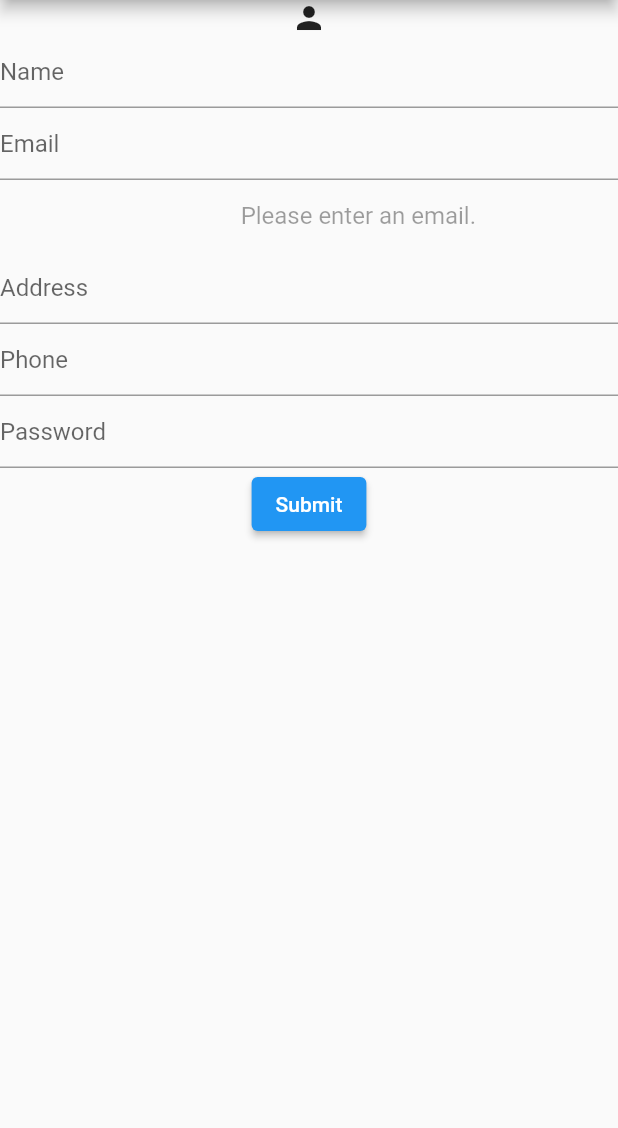
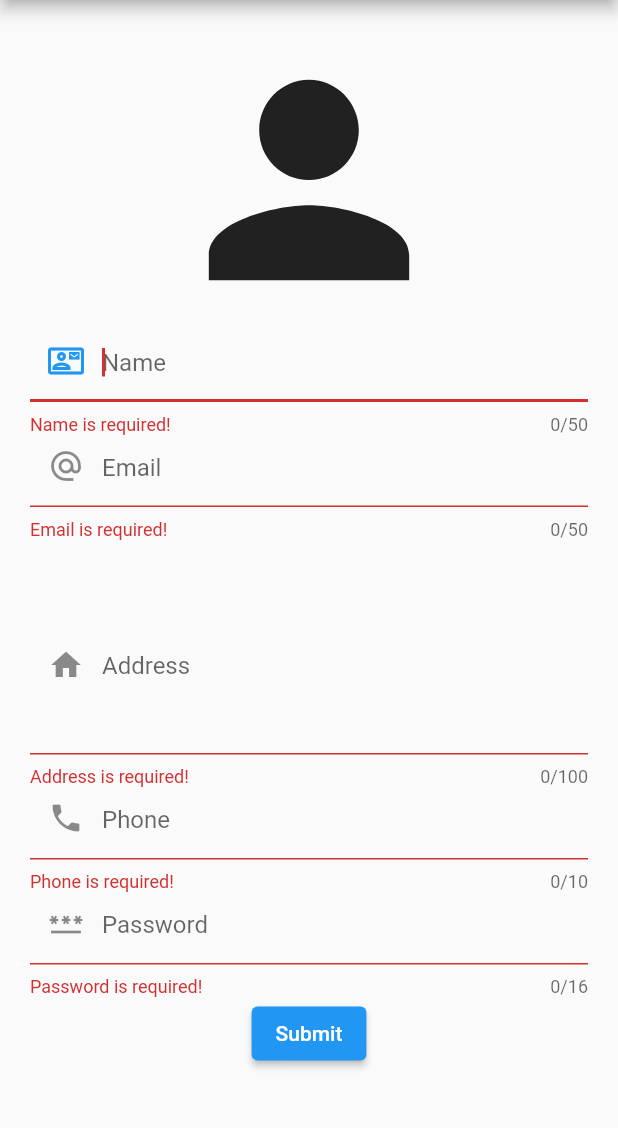
Before and after one commit to PoornaSenadheera100/Flutter-Fundamentals, a Flutter app: the FlutterFormsScreen screen opened directly, after a tap on "Submit", on a phone screen of 412 x 824 dp, the part 84-1212 px from its top. Run offline on Flutter 3.47's test engine with Material 2 defaults, Android fonts, the phone set to English and light mode, and no system bars.

Commit message:
Implemented flutter forms

```diff
--- /dev/null
+++ b/lib/models/FormUser.dart
@@ -0,0 +1,9 @@
+class FormUser{
+  String name ;
+  String email;
+  String address;
+  String phone ;
+  String password;
+
+  FormUser(this.name, this.email, this.address, this.phone, this.password);
+}
--- a/lib/screens/flutter_forms_screen1.dart
+++ b/lib/screens/flutter_forms_screen1.dart
@@ -1,4 +1,6 @@
 import 'package:flutter/material.dart';
+import 'package:flutter_fundamentals/models/FormUser.dart';
+import 'package:flutter_fundamentals/screens/flutter_forms_screen2.dart';
 
 class FlutterFormsScreen extends StatefulWidget {
   const FlutterFormsScreen({super.key});
@@ -13,12 +15,48 @@ class _FlutterFormsScreenState extends State<FlutterFormsScreen> {
   String _phone = '';
   String _password = '';
 
-  GlobalKey _formKey = GlobalKey();
-  TextEditingController _emailController = TextEditingController();
+  final GlobalKey<FormState> _formKey = GlobalKey<FormState>();
+  final TextEditingController _emailController = TextEditingController();
 
-  String? _validateName(String text){
-    if(text == ''){
+  String? _validateName(String text) {
+    if (text == '') {
       return "Name is required!";
+    }
+    return null;
+  }
+
+  String? _validateEmail(String text) {
+    if (text == '') {
+      return "Email is required!";
+    } else if (!text.contains("@")) {
+      return "Email must have '@' sign";
+    }
+    return null;
+  }
+
+  String? _validateAddress(String text) {
+    if (text == '') {
+      return "Address is required!";
+    }
+    return null;
+  }
+
+  String? _validatePhone(String text) {
+    if (text == '') {
+      return "Phone is required!";
+    } else if (!text.startsWith("0")) {
+      return "Phone number should start with 0";
+    } else if (text.length < 10) {
+      return "Invalid phone number!";
+    }
+    return null;
+  }
+
+  String? _validatePassword(String text) {
+    if (text == '') {
+      return "Password is required!";
+    } else if (text.length < 8) {
+      return "Password should have at least 8 characters";
     }
     return null;
   }
@@ -27,43 +65,128 @@ class _FlutterFormsScreenState extends State<FlutterFormsScreen> {
   Widget build(BuildContext context) {
     return Scaffold(
       appBar: AppBar(
-        title: Text("Flutter Forms App"),
+        title: const Text("Flutter Forms App"),
       ),
-      body: Form(
+      body: SingleChildScrollView(
+        child: Form(
           key: _formKey,
+          child: Padding(
+            padding: const EdgeInsets.all(20.0),
             child: Column(
               children: [
-            Icon(Icons.person),
+                const Icon(
+                  Icons.person,
+                  size: 200.0,
+                ),
                 TextFormField(
-              validator: (text){
+                  textCapitalization: TextCapitalization.words,
+                  autofocus: true,
+                  cursorColor: Colors.red,
+                  maxLength: 50,
+                  onSaved: (text) {
+                    _name = text!;
+                  },
+                  validator: (text) {
                     return _validateName(text!);
                   },
-              decoration: InputDecoration(hintText: "Name"),
+                  decoration: const InputDecoration(
+                    hintText: "Name",
+                    prefixIcon: Padding(
+                      padding: EdgeInsets.only(bottom: 7.0),
+                      child: Icon(Icons.contact_mail_outlined),
+                    ),
+                  ),
                 ),
                 TextFormField(
+                  maxLength: 50,
+                  keyboardType: TextInputType.emailAddress,
                   controller: _emailController,
-              decoration: InputDecoration(hintText: "Email"),
+                  validator: (text) {
+                    return _validateEmail(text!);
+                  },
+                  decoration: const InputDecoration(
+                    hintText: "Email",
+                    prefixIcon: Padding(
+                      padding: EdgeInsets.only(bottom: 7.0),
+                      child: Icon(Icons.alternate_email),
+                    ),
+                  ),
                 ),
                 TextField(
+                  style: const TextStyle(color: Colors.green),
                   enabled: false,
+                  maxLines: 2,
                   controller: _emailController,
-              decoration: InputDecoration(
+                  decoration: const InputDecoration(
                       prefixText: "Your username will be ",
-                  hintText: "Please enter an email.", border: InputBorder.none),
+                      border: InputBorder.none),
                 ),
                 TextFormField(
-              decoration: InputDecoration(hintText: "Address"),
+                  maxLines: 3,
+                  maxLength: 100,
+                  onSaved: (text) {
+                    _address = text!;
+                  },
+                  validator: (text) {
+                    return _validateAddress(text!);
+                  },
+                  decoration: const InputDecoration(
+                    hintText: "Address",
+                    prefixIcon: Padding(
+                      padding: EdgeInsets.only(bottom: 38.0),
+                      child: Icon(Icons.home),
+                    ),
+                  ),
                 ),
                 TextFormField(
-              decoration: InputDecoration(hintText: "Phone"),
+                  maxLength: 10,
+                  keyboardType: TextInputType.phone,
+                  onSaved: (text) {
+                    _phone = text!;
+                  },
+                  validator: (text) {
+                    return _validatePhone(text!);
+                  },
+                  decoration: const InputDecoration(
+                    hintText: "Phone",
+                    prefixIcon: Padding(
+                      padding: EdgeInsets.only(bottom: 7.0),
+                      child: Icon(Icons.phone),
+                    ),
+                  ),
                 ),
                 TextFormField(
-              decoration: InputDecoration(hintText: "Password"),
+                  maxLength: 16,
+                  obscureText: true,
+                  onSaved: (text) {
+                    _password = text!;
+                  },
+                  validator: (text) {
+                    return _validatePassword(text!);
+                  },
+                  decoration: const InputDecoration(
+                    hintText: "Password",
+                    prefixIcon: Padding(
+                      padding: EdgeInsets.only(bottom: 7.0),
+                      child: Icon(Icons.password),
                     ),
-            ElevatedButton(onPressed: () {
-
-            }, child: Text("Submit")),
+                  ),
+                ),
+                ElevatedButton(
+                    onPressed: () {
+                      if (_formKey.currentState!.validate()) {
+                        _formKey.currentState?.save();
+                        FormUser user = FormUser(_name, _emailController.text,
+                            _address, _phone, _password);
+                        Navigator.of(context).push(MaterialPageRoute(
+                            builder: (BuildContext context) =>
+                                FlutterFormsScreen2(user)));
+                      }
+                    },
+                    child: const Text("Submit")),
               ],
+            ),
+          ),
         ),
       ),
     );
--- /dev/null
+++ b/lib/screens/flutter_forms_screen2.dart
@@ -0,0 +1,27 @@
+import 'package:flutter/material.dart';
+import 'package:flutter_fundamentals/models/FormUser.dart';
+
+class FlutterFormsScreen2 extends StatelessWidget {
+  final FormUser _user;
+
+  const FlutterFormsScreen2(this._user, {super.key});
+
+  @override
+  Widget build(BuildContext context) {
+    return Scaffold(
+      appBar: AppBar(
+        title: const Text("Flutter Forms App"),
+      ),
+      body: Center(
+        child: Column(
+
+          mainAxisAlignment: MainAxisAlignment.spaceAround,
+          children: [
+            Text("Hi ${_user.name}", style: const TextStyle(fontSize: 30.0),),
+            const Text("Thanks for registering with us! 😊", style: TextStyle(fontSize: 20.0),),
+          ],
+        ),
+      ),
+    );
+  }
+}
```
Lines whose indentation alone changed are shown as unchanged.
